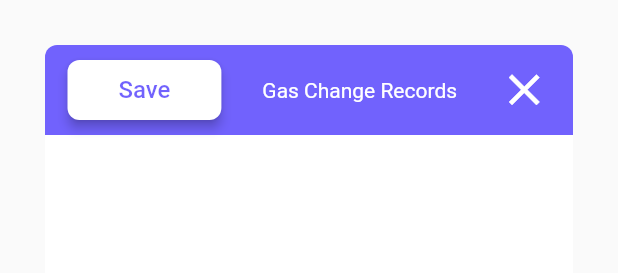
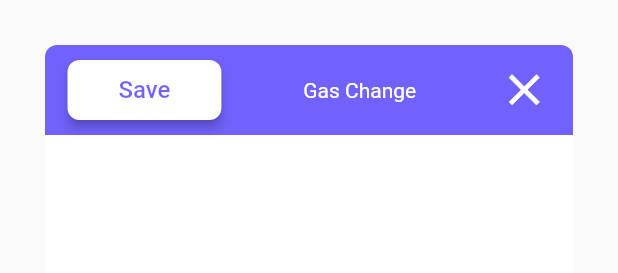
Before and after one commit to usamaomar/trackllo, a Flutter app: the GasComponentWidget widget shown alone on an empty page, opened directly, on a phone screen of 412 x 824 dp. Shown: the top 273 px of the screen. Run offline on Flutter 3.47's test engine with Material 2 defaults, Android fonts, the phone set to English and light mode, and no system bars; drawn by our look-alikes of auto_size_text; our stand-ins replace flutter_animate, font_awesome_flutter, from_css_color, go_router, google_fonts, google_maps_flutter and 3 more; missing offline and left inert: aligned_dialog, json_path; accounts and stored records are empty; network calls fail; Roboto replaces fonts that are missing (Readex Pro).

Commit message:
Updating to latest FlutterFlow output.

```diff
--- a/lib/flutter_flow/internationalization.dart
+++ b/lib/flutter_flow/internationalization.dart
@@ -194,8 +194,8 @@ final kTranslationsMap = <Map<String, Map<String, String>>>[
       'ar': 'يحفظ',
     },
     'o86y0yu0': {
-      'en': 'Oil Change Records',
-      'ar': 'سجلات تغيير الزيت',
+      'en': 'Oil Change',
+      'ar': 'تغيير زيت',
     },
     '6yzldoto': {
       'en': 'Meter reading while filling',
@@ -225,8 +225,8 @@ final kTranslationsMap = <Map<String, Map<String, String>>>[
       'ar': 'يحفظ',
     },
     'oqicxa0j': {
-      'en': 'Gas Change Records',
-      'ar': 'سجلات تغيير الوقود',
+      'en': 'Gas Change',
+      'ar': 'تغيير الغاز',
     },
     '52se8dtd': {
       'en': 'Meter reading while filling',
--- a/lib/pages/gas_component/gas_component_widget.dart
+++ b/lib/pages/gas_component/gas_component_widget.dart
@@ -112,7 +112,7 @@ class _GasComponentWidgetState extends State<GasComponentWidget> {
                           ),
                           Text(
                             FFLocalizations.of(context).getText(
-                              'oqicxa0j' /* Gas Change Records */,
+                              'oqicxa0j' /* Gas Change */,
                             ),
                             style: FlutterFlowTheme.of(context)
                                 .bodyMedium
--- a/lib/pages/oile_component/oile_component_widget.dart
+++ b/lib/pages/oile_component/oile_component_widget.dart
@@ -115,7 +115,7 @@ class _OileComponentWidgetState extends State<OileComponentWidget> {
                           ),
                           Text(
                             FFLocalizations.of(context).getText(
-                              'o86y0yu0' /* Oil Change Records */,
+                              'o86y0yu0' /* Oil Change */,
                             ),
                             style: FlutterFlowTheme.of(context)
                                 .bodyMedium
```
Also changed, not shown: 1 other file.
